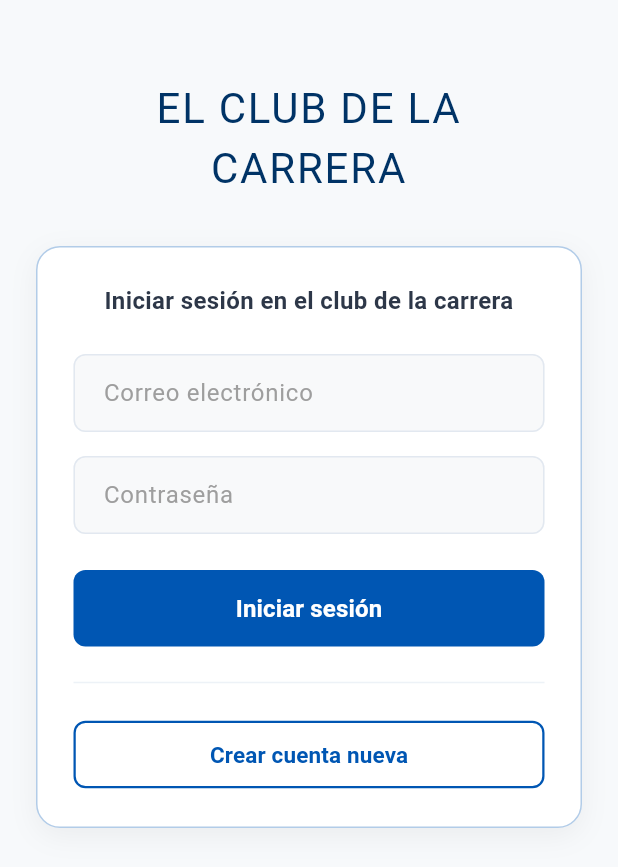
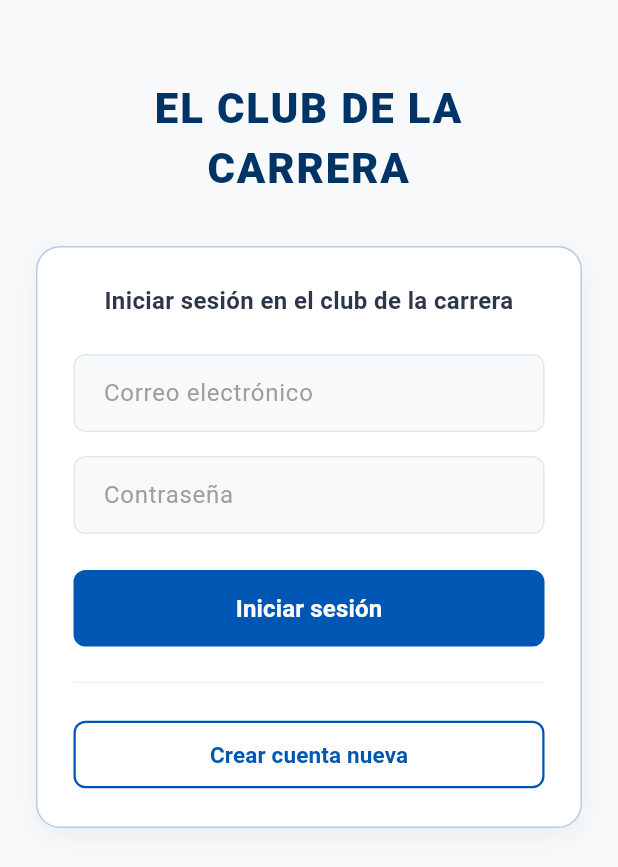
Before and after one commit to nestorhannielpereztobias-cpu/el_club_de_la_carrera_movil, a Flutter app: the LoginScreen screen opened directly, on a phone screen of 412 x 824 dp. Shown: the top 867 px of the screen. Run offline on Flutter 3.47's test engine with Material 3 defaults, Android fonts, the phone set to English and light mode, and no system bars; our stand-ins replace flutter_dotenv, supabase_flutter; accounts and stored records are empty.

Commit message:
correcion de sintaxis de colores

```diff
--- a/lib/screens/login_screen.dart
+++ b/lib/screens/login_screen.dart
@@ -41,7 +41,7 @@ class _LoginScreenState extends State<LoginScreen> {
                 textAlign: TextAlign.center,
                 style: TextStyle(
                   fontSize: 28,
-                  fontWeight: FontWeight.black,
+                  fontWeight: FontWeight.w900,
                   color: darkBlue,
                   letterSpacing: 1.2,
                 ),
@@ -55,13 +55,13 @@ class _LoginScreenState extends State<LoginScreen> {
                   borderRadius: BorderRadius.circular(16.0),
                   boxShadow: [
                     BoxShadow(
-                      color: Colors.black.withOpacity(0.05),
+                      color: Colors.black.withValues(alpha: 0.05),
                       blurRadius: 15,
                       offset: const Offset(0, 5),
                     ),
                   ],
                   border: Border.all(
-                    color: primaryBlue.withOpacity(0.3),
+                    color: primaryBlue.withValues(alpha: 0.3),
                     width: 1,
                   ),
                 ),
```
